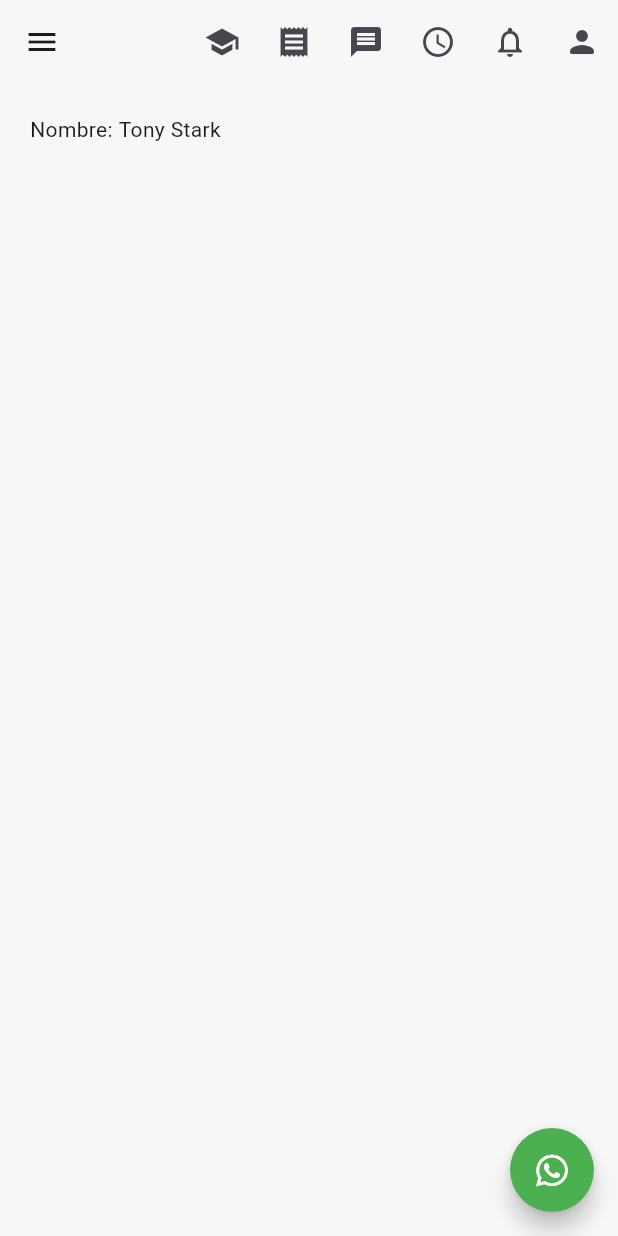
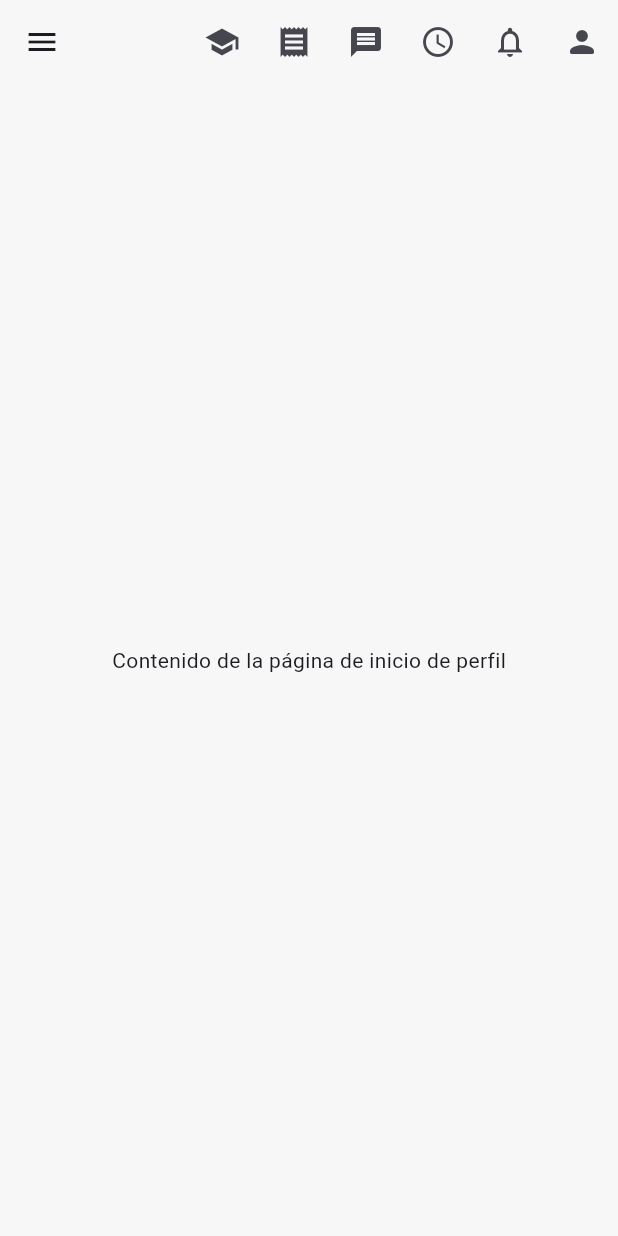
Before and after one commit to luislealdev/vales-app, a Flutter app: the ProfileScreen screen opened by its route, on a phone screen of 412 x 824 dp. Run offline on Flutter 3.47's test engine with Material 3 defaults, Android fonts, the phone set to English and light mode, and no system bars; our stand-ins replace flutter_dotenv, flutter_riverpod, go_router, google_fonts; project files that could hold a hidden picture were left out.

Commit message:
Add screens

```diff
--- a/lib/features/admin/presentation/screens/profile_screen.dart
+++ b/lib/features/admin/presentation/screens/profile_screen.dart
@@ -1,47 +1,19 @@
 import 'package:flutter/material.dart';
-import 'package:vales_app/features/shared/widgets/side_menu.dart';
-import 'package:font_awesome_flutter/font_awesome_flutter.dart';
+import 'package:vales_app/features/admin/presentation/widgets/AdminScaffold.dart';
 
 class ProfileScreen extends StatelessWidget {
   const ProfileScreen({super.key});
 
   @override
   Widget build(BuildContext context) {
-    final scaffoldKey = GlobalKey<ScaffoldState>();
-
-    return Scaffold(
-      drawer: SideMenu(scaffoldKey: scaffoldKey),
-      floatingActionButton: FloatingActionButton(
-        backgroundColor: Colors.green,
-        shape:
-            ShapeBorder.lerp(const CircleBorder(), const StadiumBorder(), 0.5),
-        onPressed: () {},
-        child: const FaIcon(FontAwesomeIcons.whatsapp, color: Colors.white),
+    return const AdminScaffold(
+      title: 'Inicio',
+      body: Center(
+        child: Text('Contenido de la página de inicio de perfil'),
       ),
-      appBar: AppBar(
-        actions: [
-          IconButton(onPressed: () {}, icon: const Icon(Icons.school)),
-          IconButton(onPressed: () {}, icon: const Icon(Icons.receipt)),
-          IconButton(onPressed: () {}, icon: const Icon(Icons.message)),
-          IconButton(
-              onPressed: () {}, icon: const Icon(Icons.access_time_outlined)),
-          IconButton(
-              onPressed: () {}, icon: const Icon(Icons.notifications_none)),
-          IconButton(onPressed: () {}, icon: const Icon(Icons.person_rounded))
-        ],
-      ),
-      body: const Center(
-          child: Padding(
-            padding: EdgeInsets.all(20),
-            child: Column(children: [
-                    Row(
-            children: [
-              Text('Nombre: '),
-              Text('Tony Stark'),
-            ],
-                    )
-                  ]),
-          )),
     );
   }
 }
+
+
+// Define más páginas de administrador de manera similar
--- /dev/null
+++ b/lib/features/admin/presentation/widgets/AdminScaffold.dart
@@ -0,0 +1,42 @@
+import 'package:flutter/material.dart';
+import 'package:flutter_riverpod/flutter_riverpod.dart';
+import 'package:vales_app/features/shared/shared.dart';
+
+class AdminScaffold extends ConsumerStatefulWidget {
+  final Widget body;
+  final String title;
+
+  const AdminScaffold({
+    super.key,
+    required this.body,
+    required this.title,
+  });
+
+  @override
+  AdminScaffoldState createState() => AdminScaffoldState();
+}
+
+class AdminScaffoldState extends ConsumerState<AdminScaffold> {
+  final GlobalKey<ScaffoldState> scaffoldKey = GlobalKey<ScaffoldState>();
+
+  @override
+  Widget build(BuildContext context) {
+    return Scaffold(
+      key: scaffoldKey,
+      appBar: AppBar(
+        actions: [
+          IconButton(onPressed: () {}, icon: const Icon(Icons.school)),
+          IconButton(onPressed: () {}, icon: const Icon(Icons.receipt)),
+          IconButton(onPressed: () {}, icon: const Icon(Icons.message)),
+          IconButton(
+              onPressed: () {}, icon: const Icon(Icons.access_time_outlined)),
+          IconButton(
+              onPressed: () {}, icon: const Icon(Icons.notifications_none)),
+          IconButton(onPressed: () {}, icon: const Icon(Icons.person_rounded))
+        ],
+      ),
+      drawer: SideMenu(scaffoldKey: scaffoldKey),
+      body: widget.body,
+    );
+  }
+}
--- /dev/null
+++ b/lib/features/admin/presentation/widgets/widgets.dart
@@ -0,0 +1 @@
+export 'AdminScaffold.dart';
--- a/lib/features/shared/widgets/side_menu.dart
+++ b/lib/features/shared/widgets/side_menu.dart
@@ -123,6 +123,7 @@ class SideMenuState extends ConsumerState<SideMenu> {
           child: Text('Otras opciones'),
         ),
         ...navigationDestinations.skip(13), // Toma los destinos restantes
-        ]);
+      ],
+    );
   }
 }
```
Also changed, not shown: lib/features/admin/presentation/screens/admin_screen.dart (+8 -27 lines), pubspec.lock, 5 other files. Lines whose indentation alone changed are shown as unchanged.
